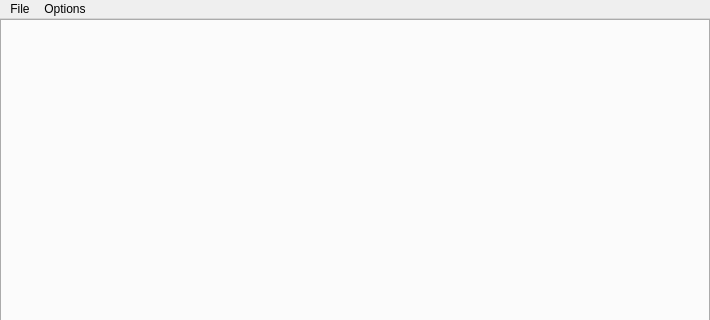
This is mainwindow.ui in KaiDrange/OctaChainer as Qt 5 draws it before an edit; both pictures show x 0 to 710 and y 0 to 320 of the 710 by 490 pixel window. The edited form follows.
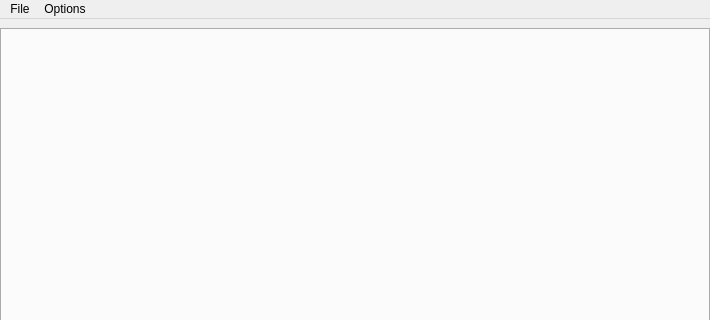
This is the edited form.

Commit message: Add some space between top of window and tab bar

What changed in the file:
```diff
--- a/mainwindow.ui
+++ b/mainwindow.ui
@@ -27,9 +27,9 @@
     <property name="geometry">
      <rect>
       <x>0</x>
-      <y>0</y>
+      <y>9</y>
       <width>710</width>
-      <height>520</height>
+      <height>511</height>
      </rect>
     </property>
     <property name="currentIndex">
```
